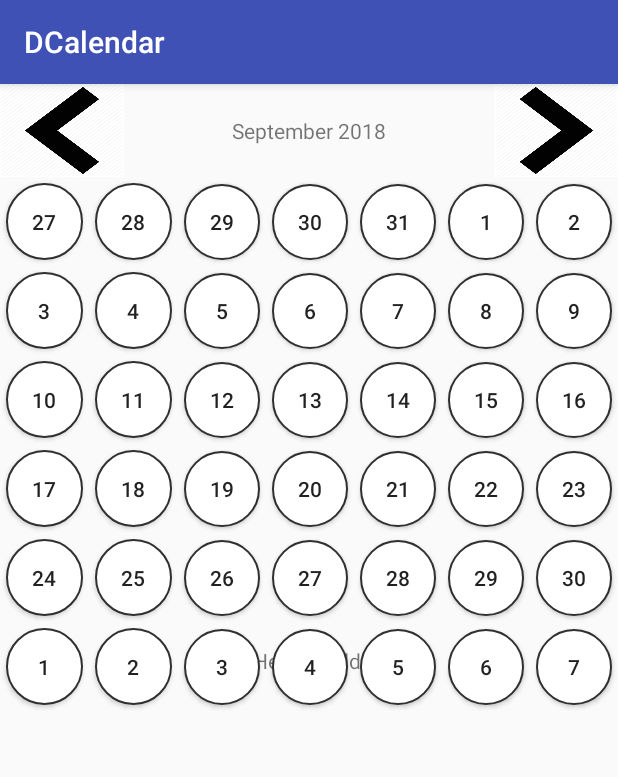
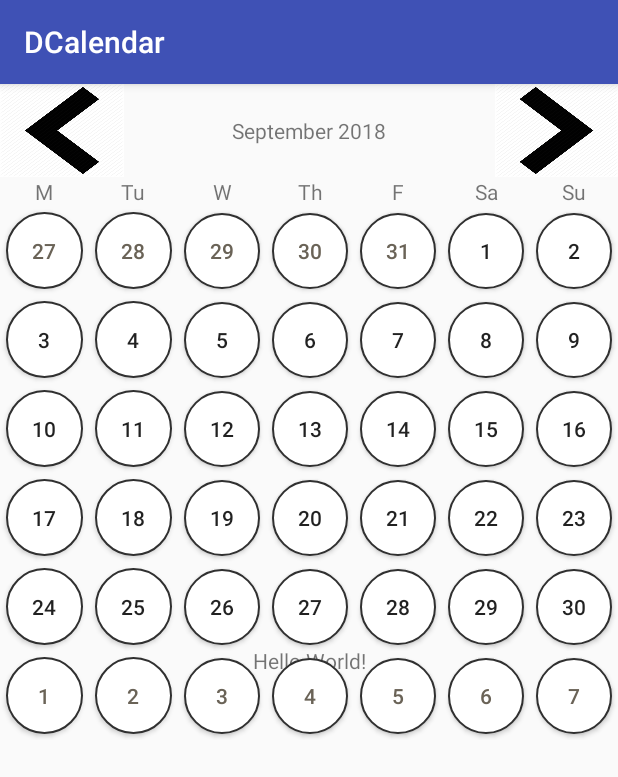
Before and after one commit to DSquare68/DCalendar, an Android app: the screen it shows after launch (MainActivity), on a phone screen of 412 x 824 dp. Shown: the top 777 px of the screen. Run offline under Robolectric (Android 15) with nearby library versions, the phone set to English and light mode, and no system bars.

Commit message:
Added text shadow and abbreviated day of week

```diff
--- a/build.gradle
+++ b/build.gradle
@@ -1,13 +1,13 @@
 // Top-level build file where you can add configuration options common to all sub-projects/modules.
 
 buildscript {
-    ext.kotlin_version = '1.2.50'
+    ext.kotlin_version = '1.2.51'
     repositories {
         google()
         jcenter()
     }
     dependencies {
-        classpath 'com.android.tools.build:gradle:3.1.4'
+        classpath 'com.android.tools.build:gradle:3.2.0'
         classpath "org.jetbrains.kotlin:kotlin-gradle-plugin:$kotlin_version"
 
         // NOTE: Do not place your application dependencies here; they belong
--- a/dcalendar/src/main/java/com/daniel/dcalendar/DCalendar.java
+++ b/dcalendar/src/main/java/com/daniel/dcalendar/DCalendar.java
@@ -8,6 +8,7 @@ import android.view.ViewGroup;
 import android.widget.LinearLayout;
 
 import com.daniel.dcalendar.dview.DMonth;
+import com.daniel.dcalendar.dview.DWeekNames;
 import com.daniel.dcalendar.dview.TopBar;
 
 
@@ -18,6 +19,7 @@ public class DCalendar extends LinearLayout {
         super(context);
         setOrientation(VERTICAL);
         addView(new TopBar(getContext()), new LinearLayoutCompat.LayoutParams(ViewGroup.LayoutParams.MATCH_PARENT,(int) getResources().getDimension(R.dimen.arrow_height)));
+        addView(new DWeekNames(getContext()));
         addView( new DMonth(getContext()));
     }
 
--- a/dcalendar/src/main/java/com/daniel/dcalendar/dview/DDay.java
+++ b/dcalendar/src/main/java/com/daniel/dcalendar/dview/DDay.java
@@ -17,6 +17,7 @@ public class DDay extends android.support.v7.widget.AppCompatButton {
      * default customize of button - from xml file
      */
     private boolean setDefault;
+    private boolean shadowText;
     private boolean isEvent;
     private int year;
     private int month;
@@ -30,6 +31,7 @@ public class DDay extends android.support.v7.widget.AppCompatButton {
         this.year=yearD;
         this.month=monthD;
         this.day=dayNumber;
+        if(month==Global.month) shadowText=false; else shadowText=true;
 
         LinearLayout.LayoutParams lp = new LinearLayout.LayoutParams(ViewGroup.LayoutParams.MATCH_PARENT, ViewGroup.LayoutParams.WRAP_CONTENT);
         lp.weight=1;
@@ -43,6 +45,11 @@ public class DDay extends android.support.v7.widget.AppCompatButton {
                 setBackgroundResource(R.drawable.calendar_week_day_button_unpressed);
             }
         }
+
+        if(shadowText){
+            this.setTextColor(getResources().getColor(R.color.text_shadow));
+        }
+
         setOnClickListener(DDayLogic.setOnClickClickListener(year,month,day,getContext()));
         setOnLongClickListener(DDayLogic.setOnLongClickListener(year,month,day,getContext()));
     }
--- /dev/null
+++ b/dcalendar/src/main/java/com/daniel/dcalendar/dview/DWeekNames.java
@@ -0,0 +1,29 @@
+package com.daniel.dcalendar.dview;
+
+import android.content.Context;
+import android.view.Gravity;
+import android.view.ViewGroup;
+import android.widget.LinearLayout;
+import android.widget.TextView;
+
+import com.daniel.dcalendar.R;
+
+public class DWeekNames extends LinearLayout {
+
+    public DWeekNames(Context context) {
+        super(context);
+        this.setWeightSum(7);
+        this.setOrientation(HORIZONTAL);
+
+        TextView day;
+        LayoutParams dayP = new LayoutParams(ViewGroup.LayoutParams.MATCH_PARENT,ViewGroup.LayoutParams.WRAP_CONTENT);
+        dayP.weight=1;
+        String[] dayNames = getResources().getStringArray(R.array.day_names);
+        for(int i=0;i<dayNames.length;i++){
+            day = new TextView(getContext());
+            day.setGravity(Gravity.CENTER);
+            day.setText(dayNames[i]);
+            this.addView(day,i,dayP);
+        }
+    }
+}
--- /dev/null
+++ b/dcalendar/src/main/res/values/colors.xml
@@ -0,0 +1,4 @@
+<?xml version="1.0" encoding="utf-8"?>
+<resources>
+    <color name="text_shadow">#6a6357</color>
+</resources>
--- a/dcalendar/src/main/res/values/strings.xml
+++ b/dcalendar/src/main/res/values/strings.xml
@@ -33,4 +33,13 @@
     <string name="title_activity_devent_adding">DEventAdding</string>
     <string name="add">Add</string>
     <string name="city">City</string>
+    <string-array name="day_names">
+        <item>M</item>
+        <item>Tu</item>
+        <item>W</item>
+        <item>Th</item>
+        <item>F</item>
+        <item>Sa</item>
+        <item>Su</item>
+    </string-array>
 </resources>
```
Also changed, not shown: gradle/wrapper/gradle-wrapper.properties.
